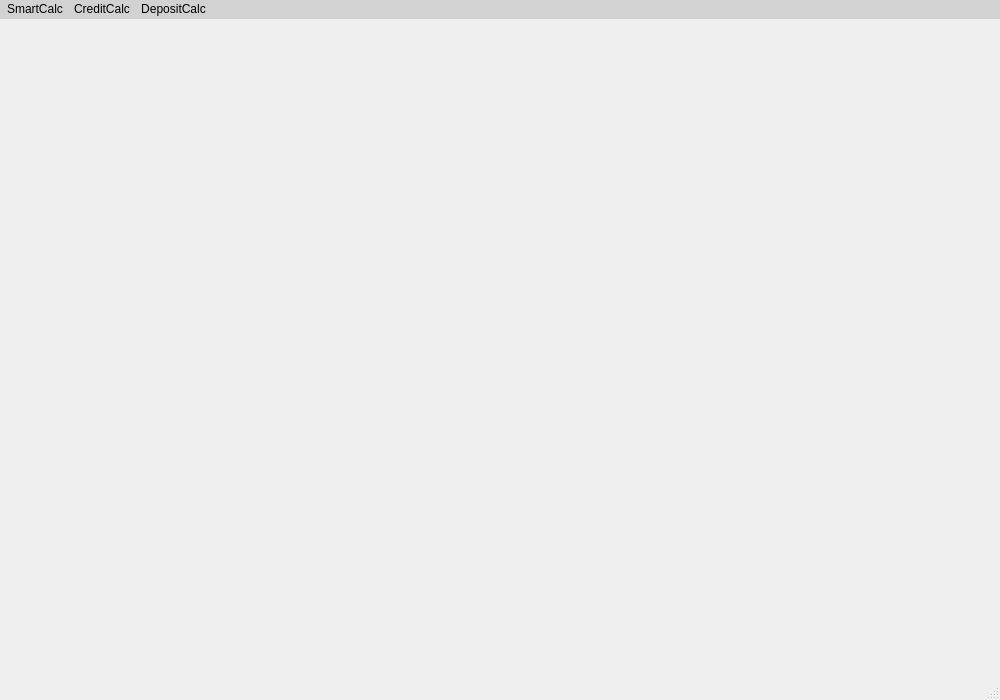
The window that src/view/view.ui (Kudresdss/SmartCalc) describes before a commit, drawn with Qt 5.
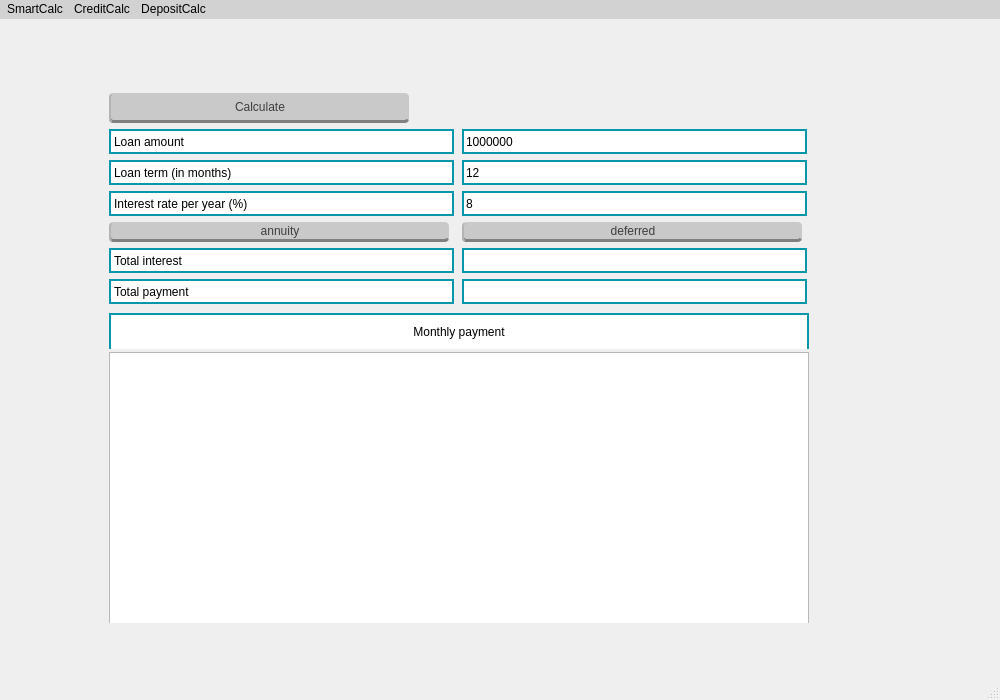
The same window after the commit. The open tabs and pages were chosen to show the change. Custom widgets are drawn as their Qt base class.

Diff of the .ui file:
```diff
--- a/src/view/view.ui
+++ b/src/view/view.ui
@@ -18,7 +18,7 @@
   </property>
   <property name="minimumSize">
    <size>
-    <width>1000</width>
+    <width>975</width>
     <height>700</height>
    </size>
   </property>
@@ -46,7 +46,13 @@
    <property name="minimumSize">
     <size>
      <width>1000</width>
-     <height>700</height>
+     <height>550</height>
+    </size>
+   </property>
+   <property name="maximumSize">
+    <size>
+     <width>16777215</width>
+     <height>16777215</height>
     </size>
    </property>
    <layout class="QHBoxLayout" name="horizontalLayout">
@@ -61,12 +67,12 @@
       <property name="minimumSize">
        <size>
         <width>950</width>
-        <height>550</height>
+        <height>33</height>
        </size>
       </property>
       <property name="maximumSize">
        <size>
-        <width>950</width>
+        <width>700</width>
         <height>550</height>
        </size>
       </property>
@@ -2070,7 +2076,468 @@
         </item>
        </layout>
       </widget>
-      <widget class="QWidget" name="page_2"/>
+      <widget class="QWidget" name="page_2">
+       <property name="sizePolicy">
+        <sizepolicy hsizetype="Minimum" vsizetype="Minimum">
+         <horstretch>0</horstretch>
+         <verstretch>0</verstretch>
+        </sizepolicy>
+       </property>
+       <property name="minimumSize">
+        <size>
+         <width>800</width>
+         <height>600</height>
+        </size>
+       </property>
+       <property name="maximumSize">
+        <size>
+         <width>800</width>
+         <height>600</height>
+        </size>
+       </property>
+       <property name="styleSheet">
+        <string notr="true">QLabel {
+background-color: white;
+border: 2px solid rgb(8, 150, 170);
+}</string>
+       </property>
+       <layout class="QVBoxLayout" name="verticalLayout_4">
+        <item>
+         <layout class="QGridLayout" name="gridLayout_loan">
+          <property name="leftMargin">
+           <number>0</number>
+          </property>
+          <property name="rightMargin">
+           <number>7</number>
+          </property>
+          <item row="1" column="1">
+           <widget class="QLabel" name="label_loan_amount">
+            <property name="minimumSize">
+             <size>
+              <width>345</width>
+              <height>25</height>
+             </size>
+            </property>
+            <property name="maximumSize">
+             <size>
+              <width>345</width>
+              <height>25</height>
+             </size>
+            </property>
+            <property name="styleSheet">
+             <string notr="true"/>
+            </property>
+            <property name="text">
+             <string>Loan amount</string>
+            </property>
+           </widget>
+          </item>
+          <item row="8" column="1" colspan="2">
+           <widget class="QTableView" name="tableView_payment">
+            <property name="sizePolicy">
+             <sizepolicy hsizetype="Fixed" vsizetype="Fixed">
+              <horstretch>0</horstretch>
+              <verstretch>0</verstretch>
+             </sizepolicy>
+            </property>
+            <property name="minimumSize">
+             <size>
+              <width>700</width>
+              <height>300</height>
+             </size>
+            </property>
+            <property name="maximumSize">
+             <size>
+              <width>700</width>
+              <height>300</height>
+             </size>
+            </property>
+           </widget>
+          </item>
+          <item row="2" column="2">
+           <widget class="QLineEdit" name="lineEdit_loan_term">
+            <property name="sizePolicy">
+             <sizepolicy hsizetype="Fixed" vsizetype="Fixed">
+              <horstretch>0</horstretch>
+              <verstretch>0</verstretch>
+             </sizepolicy>
+            </property>
+            <property name="minimumSize">
+             <size>
+              <width>345</width>
+              <height>25</height>
+             </size>
+            </property>
+            <property name="maximumSize">
+             <size>
+              <width>345</width>
+              <height>25</height>
+             </size>
+            </property>
+            <property name="text">
+             <string>12</string>
+            </property>
+           </widget>
+          </item>
+          <item row="4" column="1">
+           <widget class="QPushButton" name="pushButton_annuity">
+            <property name="sizePolicy">
+             <sizepolicy hsizetype="Fixed" vsizetype="Fixed">
+              <horstretch>0</horstretch>
+              <verstretch>0</verstretch>
+             </sizepolicy>
+            </property>
+            <property name="minimumSize">
+             <size>
+              <width>340</width>
+              <height>20</height>
+             </size>
+            </property>
+            <property name="maximumSize">
+             <size>
+              <width>340</width>
+              <height>20</height>
+             </size>
+            </property>
+            <property name="styleSheet">
+             <string notr="true">QPushButton {
+background-color: rgb(201, 201, 201);
+border-bottom: 3px solid rgb(128, 128, 128);
+border-left: 2px solid rgb(180, 180, 180);
+color: rgb(62, 62, 62);
+border-radius: 4px;
+}
+
+QPushButton:hover {
+background-color: rgb(15, 195, 227);
+border-bottom: 3px solid rgb(15, 110, 130);
+border-left: 2px solid rgb(15, 150, 180);
+color: rgb(255, 255, 255);
+border-radius: 4px;
+}</string>
+            </property>
+            <property name="text">
+             <string>annuity</string>
+            </property>
+           </widget>
+          </item>
+          <item row="7" column="1" colspan="2">
+           <widget class="QLabel" name="label_payment">
+            <property name="sizePolicy">
+             <sizepolicy hsizetype="Fixed" vsizetype="Fixed">
+              <horstretch>0</horstretch>
+              <verstretch>0</verstretch>
+             </sizepolicy>
+            </property>
+            <property name="minimumSize">
+             <size>
+              <width>700</width>
+              <height>36</height>
+             </size>
+            </property>
+            <property name="maximumSize">
+             <size>
+              <width>700</width>
+              <height>30</height>
+             </size>
+            </property>
+            <property name="styleSheet">
+             <string notr="true">QLabel {
+margin-bottom: -10px;
+}</string>
+            </property>
+            <property name="text">
+             <string>Monthly payment</string>
+            </property>
+            <property name="alignment">
+             <set>Qt::AlignCenter</set>
+            </property>
+           </widget>
+          </item>
+          <item row="3" column="0">
+           <spacer name="horizontalSpacer_2">
+            <property name="orientation">
+             <enum>Qt::Horizontal</enum>
+            </property>
+            <property name="sizeHint" stdset="0">
+             <size>
+              <width>70</width>
+              <height>20</height>
+             </size>
+            </property>
+           </spacer>
+          </item>
+          <item row="3" column="2">
+           <widget class="QLineEdit" name="lineEdit_interest_rate">
+            <property name="sizePolicy">
+             <sizepolicy hsizetype="Fixed" vsizetype="Fixed">
+              <horstretch>0</horstretch>
+              <verstretch>0</verstretch>
+             </sizepolicy>
+            </property>
+            <property name="minimumSize">
+             <size>
+              <width>345</width>
+              <height>25</height>
+             </size>
+            </property>
+            <property name="maximumSize">
+             <size>
+              <width>345</width>
+              <height>25</height>
+             </size>
+            </property>
+            <property name="text">
+             <string>8</string>
+            </property>
+           </widget>
+          </item>
+          <item row="6" column="1">
+           <widget class="QLabel" name="label_total_payment">
+            <property name="sizePolicy">
+             <sizepolicy hsizetype="Fixed" vsizetype="Fixed">
+              <horstretch>0</horstretch>
+              <verstretch>0</verstretch>
+             </sizepolicy>
+            </property>
+            <property name="minimumSize">
+             <size>
+              <width>345</width>
+              <height>25</height>
+             </size>
+            </property>
+            <property name="maximumSize">
+             <size>
+              <width>345</width>
+              <height>25</height>
+             </size>
+            </property>
+            <property name="text">
+             <string>Total payment</string>
+            </property>
+           </widget>
+          </item>
+          <item row="4" column="2">
+           <widget class="QPushButton" name="pushButton_deferred">
+            <property name="sizePolicy">
+             <sizepolicy hsizetype="Fixed" vsizetype="Fixed">
+              <horstretch>0</horstretch>
+              <verstretch>0</verstretch>
+             </sizepolicy>
+            </property>
+            <property name="minimumSize">
+             <size>
+              <width>340</width>
+              <height>20</height>
+             </size>
+            </property>
+            <property name="maximumSize">
+             <size>
+              <width>340</width>
+              <height>20</height>
+             </size>
+            </property>
+            <property name="styleSheet">
+             <string notr="true">QPushButton {
+background-color: rgb(201, 201, 201);
+border-bottom: 3px solid rgb(128, 128, 128);
+border-left: 2px solid rgb(180, 180, 180);
+color: rgb(62, 62, 62);
+border-radius: 4px;
+}
+
+QPushButton:hover {
+background-color: rgb(15, 195, 227);
+border-bottom: 3px solid rgb(15, 110, 130);
+border-left: 2px solid rgb(15, 150, 180);
+color: rgb(255, 255, 255);
+border-radius: 4px;
+}</string>
+            </property>
+            <property name="text">
+             <string>deferred</string>
+            </property>
+           </widget>
+          </item>
+          <item row="5" column="2">
+           <widget class="QLabel" name="label_total_interest_result">
+            <property name="sizePolicy">
+             <sizepolicy hsizetype="Fixed" vsizetype="Fixed">
+              <horstretch>0</horstretch>
+              <verstretch>0</verstretch>
+             </sizepolicy>
+            </property>
+            <property name="minimumSize">
+             <size>
+              <width>345</width>
+              <height>25</height>
+             </size>
+            </property>
+            <property name="maximumSize">
+             <size>
+              <width>345</width>
+              <height>25</height>
+             </size>
+            </property>
+            <property name="text">
+             <string/>
+            </property>
+           </widget>
+          </item>
+          <item row="1" column="2">
+           <widget class="QLineEdit" name="lineEdit_loan_amount">
+            <property name="sizePolicy">
+             <sizepolicy hsizetype="Fixed" vsizetype="Fixed">
+              <horstretch>0</horstretch>
+              <verstretch>0</verstretch>
+             </sizepolicy>
+            </property>
+            <property name="minimumSize">
+             <size>
+              <width>345</width>
+              <height>25</height>
+             </size>
+            </property>
+            <property name="maximumSize">
+             <size>
+              <width>345</width>
+              <height>25</height>
+             </size>
+            </property>
+            <property name="text">
+             <string>1000000</string>
+            </property>
+           </widget>
+          </item>
+          <item row="5" column="1">
+           <widget class="QLabel" name="label_total_interest">
+            <property name="sizePolicy">
+             <sizepolicy hsizetype="Fixed" vsizetype="Fixed">
+              <horstretch>0</horstretch>
+              <verstretch>0</verstretch>
+             </sizepolicy>
+            </property>
+            <property name="minimumSize">
+             <size>
+              <width>345</width>
+              <height>25</height>
+             </size>
+            </property>
+            <property name="maximumSize">
+             <size>
+              <width>345</width>
+              <height>25</height>
+             </size>
+            </property>
+            <property name="text">
+             <string>Total interest</string>
+            </property>
+           </widget>
+          </item>
+          <item row="6" column="2">
+           <widget class="QLabel" name="label_total_payment_result">
+            <property name="sizePolicy">
+             <sizepolicy hsizetype="Fixed" vsizetype="Fixed">
+              <horstretch>0</horstretch>
+              <verstretch>0</verstretch>
+             </sizepolicy>
+            </property>
+            <property name="minimumSize">
+             <size>
+              <width>345</width>
+              <height>25</height>
+             </size>
+            </property>
+            <property name="maximumSize">
+             <size>
+              <width>345</width>
+              <height>25</height>
+             </size>
+            </property>
+            <property name="text">
+             <string/>
+            </property>
+           </widget>
+          </item>
+          <item row="2" column="1">
+           <widget class="QLabel" name="label_loan_term">
+            <property name="sizePolicy">
+             <sizepolicy hsizetype="Fixed" vsizetype="Fixed">
+              <horstretch>0</horstretch>
+              <verstretch>0</verstretch>
+             </sizepolicy>
+            </property>
+            <property name="minimumSize">
+             <size>
+              <width>345</width>
+              <height>25</height>
+             </size>
+            </property>
+            <property name="maximumSize">
+             <size>
+              <width>345</width>
+              <height>25</height>
+             </size>
+            </property>
+            <property name="text">
+             <string>Loan term (in months)</string>
+            </property>
+           </widget>
+          </item>
+          <item row="3" column="1">
+           <widget class="QLabel" name="label_interest_rate">
+            <property name="sizePolicy">
+             <sizepolicy hsizetype="Fixed" vsizetype="Fixed">
+              <horstretch>0</horstretch>
+              <verstretch>0</verstretch>
+             </sizepolicy>
+            </property>
+            <property name="minimumSize">
+             <size>
+              <width>345</width>
+              <height>25</height>
+             </size>
+            </property>
+            <property name="maximumSize">
+             <size>
+              <width>345</width>
+              <height>25</height>
+             </size>
+            </property>
+            <property name="text">
+             <string>Interest rate per year (%)</string>
+            </property>
+           </widget>
+          </item>
+          <item row="0" column="1" colspan="2">
+           <widget class="QPushButton" name="pushButton_calculate">
+            <property name="sizePolicy">
+             <sizepolicy hsizetype="Fixed" vsizetype="Fixed">
+              <horstretch>0</horstretch>
+              <verstretch>0</verstretch>
+             </sizepolicy>
+            </property>
+            <property name="minimumSize">
+             <size>
+              <width>300</width>
+              <height>30</height>
+             </size>
+            </property>
+            <property name="maximumSize">
+             <size>
+              <width>300</width>
+              <height>30</height>
+             </size>
+            </property>
+            <property name="text">
+             <string>Calculate</string>
+            </property>
+           </widget>
+          </item>
+         </layout>
+        </item>
+       </layout>
+      </widget>
      </widget>
     </item>
    </layout>
```
Left out of the diff: 237 changed lines with no effect on the pictures.
